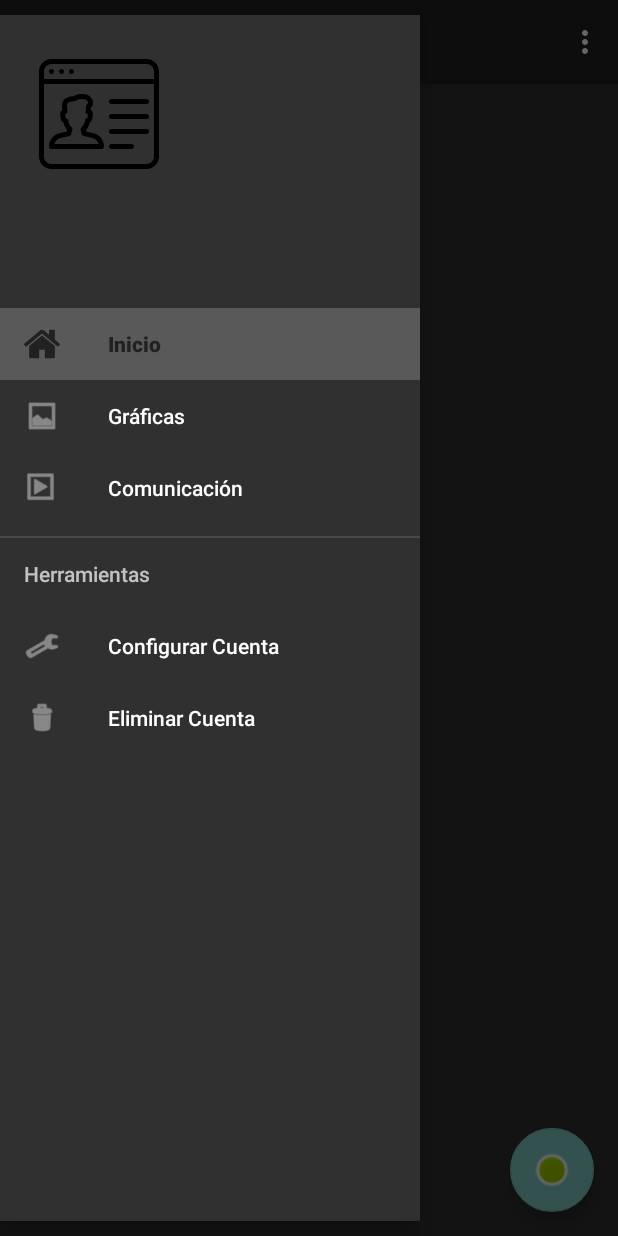
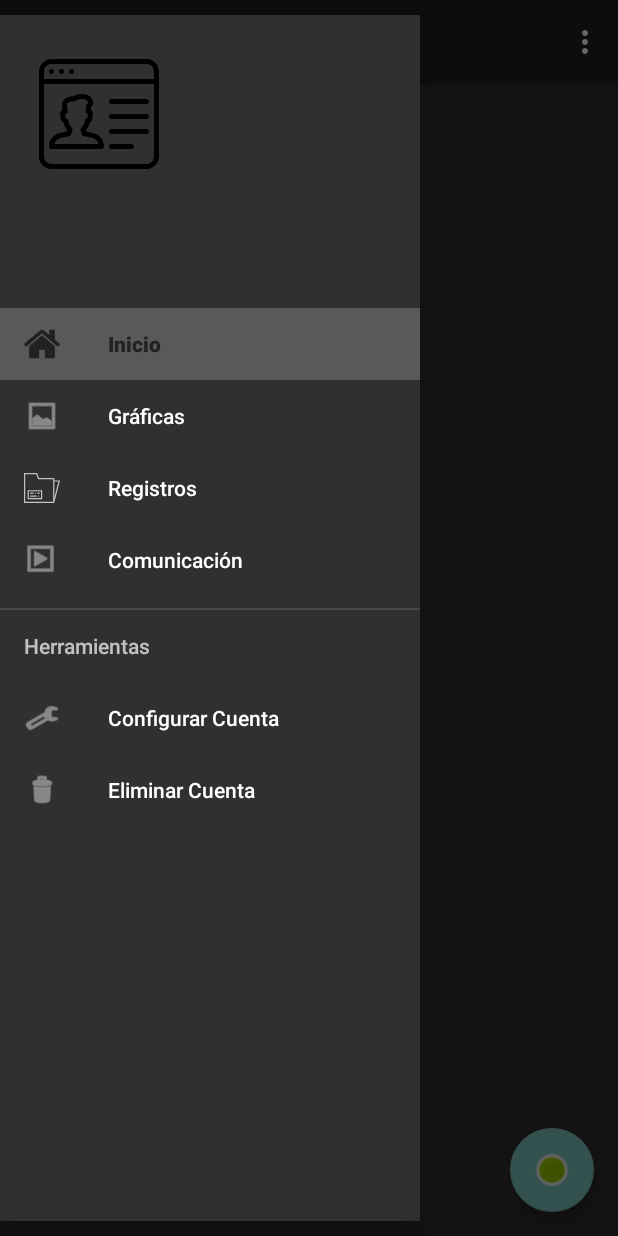
Before and after one commit to AlfredoArmenta/APPSTRESS, an Android app: the MenuPrincipal screen opened directly, with no data from a screen before it, with the side drawer open, on a phone screen of 412 x 824 dp. Run offline under Robolectric (Android 15) with nearby library versions, the phone set to English and light mode, and no system bars; our stand-ins replace navigation-ui; 1 statement that could not run was skipped.

Commit message:
actualización

```diff
--- a/app/src/main/java/com/example/estres2/MenuPrincipal.java
+++ b/app/src/main/java/com/example/estres2/MenuPrincipal.java
@@ -54,7 +54,7 @@ public class MenuPrincipal extends AppCompatActivity {
         // Passing each menu ID as a set of Ids because each
         // menu should be considered as top level destinations.
         mAppBarConfiguration = new AppBarConfiguration.Builder(
-                R.id.nav_inicio, R.id.nav_graficas,
+                R.id.nav_inicio, R.id.nav_graficas, R.id.nav_registro,
                 R.id.nav_configurar_cuenta, R.id.nav_eliminar)
                 .setDrawerLayout(drawer)
                 .build();
--- /dev/null
+++ b/app/src/main/res/drawable/ic_registro.xml
@@ -0,0 +1,36 @@
+<vector
+    android:height="40dp"
+    android:viewportHeight="59.29"
+    android:viewportWidth="59.29"
+    android:width="40dp"
+    xmlns:android="http://schemas.android.com/apk/res/android">
+
+    <path
+        android:fillColor="#FF000000"
+        android:pathData="M59.29,17.145H50v-4H24.693l-3,-8H0v49h50v-0.873L59.29,17.145zM56.71,19.145L50,45.241V19.145H56.71zM2,7.145h18.307l3,8H48v2v35H2V7.145z"/>
+
+    <path
+        android:fillColor="#FF000000"
+        android:pathData="M6,48.145h24v-15H6V48.145zM8,35.145h20v11H8V35.145z"/>
+
+    <path
+        android:fillColor="#FF000000"
+        android:pathData="M20,42.145h-9c-0.553,0 -1,0.447 -1,1s0.447,1 1,1h9c0.553,0 1,-0.447 1,-1S20.553,42.145 20,42.145z"/>
+
+    <path
+        android:fillColor="#FF000000"
+        android:pathData="M11,39.145h4c0.553,0 1,-0.447 1,-1s-0.447,-1 -1,-1h-4c-0.553,0 -1,0.447 -1,1S10.447,39.145 11,39.145z"/>
+
+    <path
+        android:fillColor="#FF000000"
+        android:pathData="M25,37.145h-2c-0.553,0 -1,0.447 -1,1s0.447,1 1,1h2c0.553,0 1,-0.447 1,-1S25.553,37.145 25,37.145z"/>
+
+    <path
+        android:fillColor="#FF000000"
+        android:pathData="M23.29,42.435c-0.181,0.189 -0.29,0.439 -0.29,0.71c0,0.27 0.109,0.52 0.29,0.7c0.189,0.189 0.439,0.3 0.71,0.3c0.26,0 0.52,-0.11 0.71,-0.29c0.18,-0.19 0.29,-0.45 0.29,-0.71s-0.11,-0.521 -0.29,-0.71C24.34,42.065 23.66,42.065 23.29,42.435z"/>
+
+    <path
+        android:fillColor="#FF000000"
+        android:pathData="M19,39.145c0.26,0 0.52,-0.11 0.71,-0.29c0.18,-0.19 0.29,-0.45 0.29,-0.71c0,-0.271 -0.11,-0.521 -0.29,-0.71c-0.37,-0.37 -1.061,-0.37 -1.42,0c-0.181,0.189 -0.29,0.45 -0.29,0.71s0.109,0.52 0.29,0.71C18.479,39.035 18.74,39.145 19,39.145z"/>
+
+</vector>
--- a/app/src/main/res/menu/activity_menu_principal_drawer.xml
+++ b/app/src/main/res/menu/activity_menu_principal_drawer.xml
@@ -14,6 +14,12 @@
             android:id="@+id/nav_graficas"
             android:icon="@drawable/ic_menu_gallery"
             android:title="@string/menu_gráficas" />
+
+        <item
+            android:id="@+id/nav_registro"
+            android:icon="@drawable/ic_registro"
+            android:title="@string/registros" />
+
         <item
             android:id="@+id/nav_comunicación"
             android:icon="@drawable/ic_menu_slideshow"
--- a/app/src/main/res/values/strings.xml
+++ b/app/src/main/res/values/strings.xml
@@ -135,5 +135,6 @@
     <string name="aplicar">Aplicar</string>
     <string name="eliminar_cuenta">Eliminar Cuenta</string>
     <string name="herramientas">Herramientas</string>
+    <string name="registros">Registros</string>
 
 </resources>
```
Also changed, not shown: app/src/main/java/com/example/estres2/ui/registros/FragmentRegistro.java (added, +69 -0 lines), app/src/main/java/com/example/estres2/ui/registros/ListaRegistro.java (added, +21 -0 lines), app/src/main/java/com/example/estres2/ui/registros/ListaRegistroAdapter.java (added, +51 -0 lines), app/src/main/res/drawable/divider.xml (added, +13 -0 lines), app/src/main/res/drawable/ic_sin_registro.xml (added, +16 -0 lines), app/src/main/res/layout/fragment_registro.xml (added, +36 -0 lines), app/src/main/res/layout/lista_registros.xml (added, +27 -0 lines), app/src/main/res/navigation/mobile_navigation.xml (+25 -3 lines).
